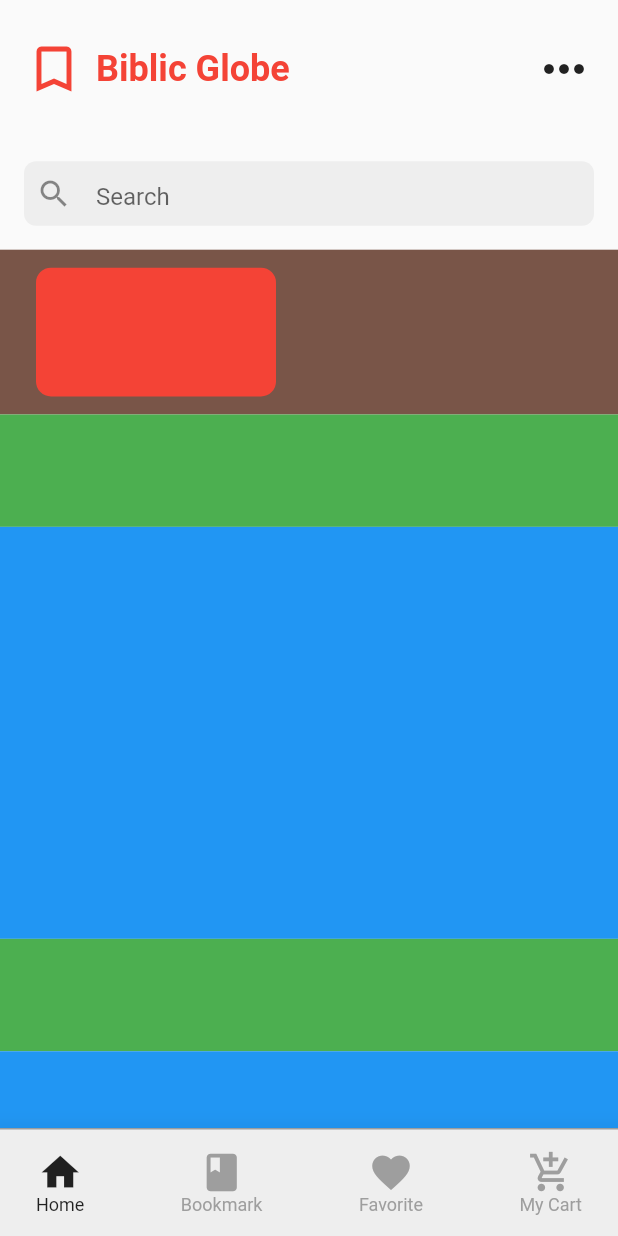
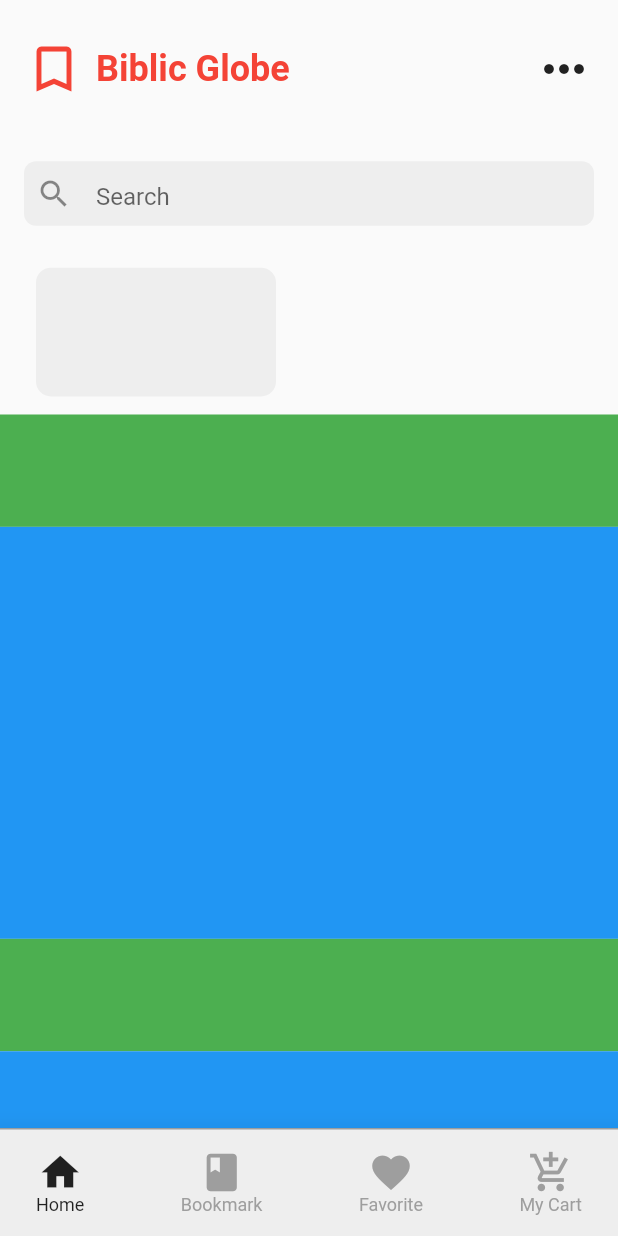
Before and after one commit to JAICHANGPARK/flutter_notebook_the_third_story, a Flutter app: the screen it shows after launch, on a phone screen of 412 x 824 dp. Run offline on Flutter 3.47's test engine with Material 2 defaults, Android fonts, the phone set to English and light mode, and no system bars; our stand-ins replace badges, dotted_border, fl_chart, google_fonts, page_transition, percent_indicator.

Commit message:
Update book_store_app.dart

```diff
--- a/lib/bookstore_app/book_store_app.dart
+++ b/lib/bookstore_app/book_store_app.dart
@@ -164,13 +164,13 @@ class _MainPageState extends State<MainPage> {
               Container(
                 padding: EdgeInsets.only(left: 24, top: 12, bottom: 12),
                 height: deviceHeight / 7.5,
-                decoration: BoxDecoration(color: Colors.brown),
+
                 child: Row(
                   children: <Widget>[
                     Container(
                       width: 160,
                       decoration: BoxDecoration(
-                        color: Colors.red,
+                        color: Colors.grey[200],
                         borderRadius: BorderRadius.circular(10)
                       ),
                     )
```
